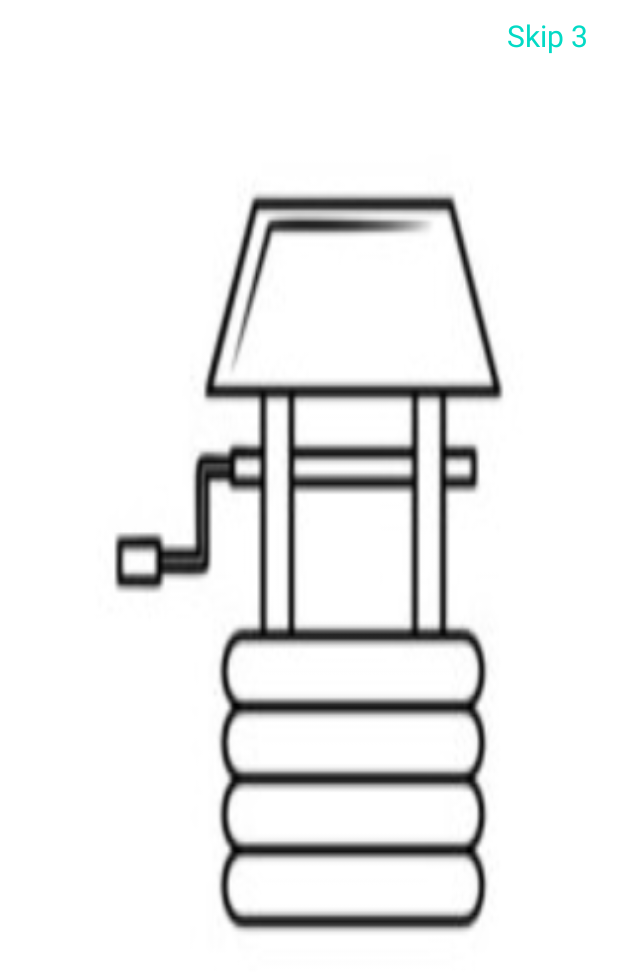
After one commit to VictorYYW/VE441_salinity_map, an Android app: the WelcomeActivity screen opened directly, with no data from a screen before it, on a phone screen of 412 x 824 dp. The commit adds this screen. Shown: the top 972 px of the screen. Run offline under Robolectric (Android 15) with nearby library versions, the phone set to English and light mode, and no system bars.

Commit message:
update welcome interface

```diff
--- /dev/null
+++ b/SourceCode_and_Documentation/Android/app/src/main/java/com/example/displaymap/WelcomeActivity.java
@@ -0,0 +1,84 @@
+package com.example.displaymap;
+
+import androidx.appcompat.app.AppCompatActivity;
+import android.os.Bundle;
+import android.os.Handler;
+import android.view.View;
+import android.view.WindowManager;
+import android.widget.TextView;
+
+import java.util.Timer;
+import  android.content.Intent;
+import java.util.TimerTask;
+public class WelcomeActivity extends AppCompatActivity implements View.OnClickListener {
+
+    private int recLen = 5;//跳过倒计时提示5秒
+    private TextView tv;
+    Timer timer = new Timer();
+    private Handler handler;
+    private Runnable runnable;
+    @Override
+    protected void onCreate(Bundle savedInstanceState) {
+        super.onCreate(savedInstanceState);
+        //定义全屏参数
+        int flag= WindowManager.LayoutParams.FLAG_FULLSCREEN;
+        //设置当前窗体为全屏显示
+        getWindow().setFlags(flag, flag);
+        setContentView(R.layout.activity_welcome);
+        initView();
+        timer.schedule(task, 1000, 1000);//等待时间一秒，停顿时间一秒
+        /**
+         * 正常情况下不点击跳过
+         */
+        handler = new Handler();
+        handler.postDelayed(runnable = new Runnable() {
+            @Override
+            public void run() {
+                //从闪屏界面跳转到首界面
+                Intent intent = new Intent(WelcomeActivity.this, MainActivity.class);
+                startActivity(intent);
+                finish();
+            }
+        }, 5000);//延迟5S后发送handler信息
+    }
+    private void initView() {
+        tv = findViewById(R.id.tv);//跳过
+        tv.setOnClickListener(this);//跳过监听
+    }
+    TimerTask task = new TimerTask() {
+        @Override
+        public void run() {
+            runOnUiThread(new Runnable() { // UI thread
+                @Override
+                public void run() {
+                    recLen--;
+                    tv.setText("Skip " + recLen);
+                    if (recLen < 0) {
+                        timer.cancel();
+                        tv.setVisibility(View.GONE);//倒计时到0隐藏字体
+                    }
+                }
+            });
+        }
+    };
+    /**
+     * 点击跳过
+     */
+    @Override
+    public void onClick(View view) {
+        switch (view.getId()) {
+            case R.id.tv:
+                //从闪屏界面跳转到首界面
+                Intent intent = new Intent(WelcomeActivity.this, MainActivity.class);
+                startActivity(intent);
+                finish();
+                if (runnable != null) {
+                    handler.removeCallbacks(runnable);
+                }
+                break;
+            default:
+                break;
+        }
+    }
+
+}
--- /dev/null
+++ b/SourceCode_and_Documentation/Android/app/src/main/res/layout/activity_welcome.xml
@@ -0,0 +1,25 @@
+<?xml version="1.0" encoding="utf-8"?>
+<LinearLayout xmlns:android="http://schemas.android.com/apk/res/android"
+    xmlns:app="http://schemas.android.com/apk/res-auto"
+    xmlns:tools="http://schemas.android.com/tools"
+    android:layout_width="match_parent"
+    android:layout_height="match_parent"
+    tools:context=".WelcomeActivity"
+    android:background="@drawable/well"
+    >
+    <RelativeLayout
+
+        android:layout_width="match_parent"
+        android:layout_height="wrap_content">
+
+        <TextView
+            android:id="@+id/tv"
+            android:layout_width="wrap_content"
+            android:layout_height="wrap_content"
+            android:layout_alignParentRight="true"
+            android:layout_marginTop="10dp"
+            android:layout_marginRight="20dp"
+            android:textColor="@color/colorAccent"
+            android:textSize="20sp" />
+    </RelativeLayout>
+</LinearLayout>
--- a/SourceCode_and_Documentation/Android/app/src/main/res/values/styles.xml
+++ b/SourceCode_and_Documentation/Android/app/src/main/res/values/styles.xml
@@ -7,4 +7,9 @@
         <item name="colorAccent">@color/colorAccent</item>
     </style>
 
+    <style name="AppTheme.NoActionBar" >
+        <item name="windowActionBar">false</item>
+        <item name="windowNoTitle">true</item>
+    </style>
+
 </resources>
```
Also changed, not shown: SourceCode_and_Documentation/Android/app/src/main/AndroidManifest.xml (+19 -4 lines), 1 other file.
